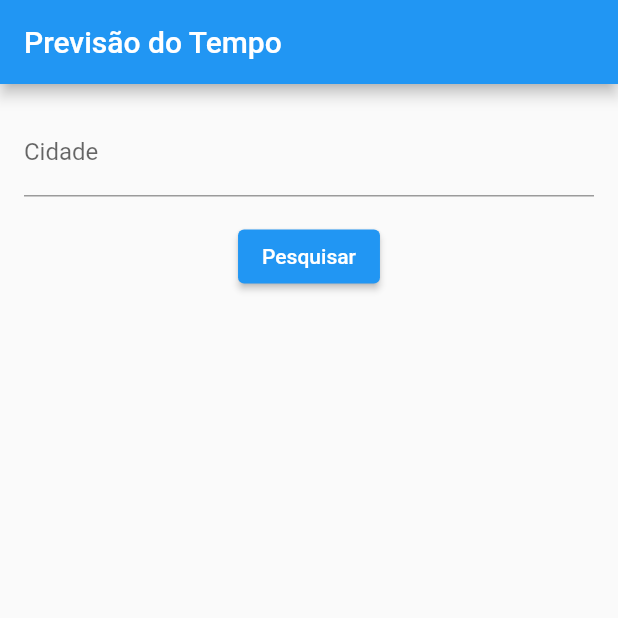
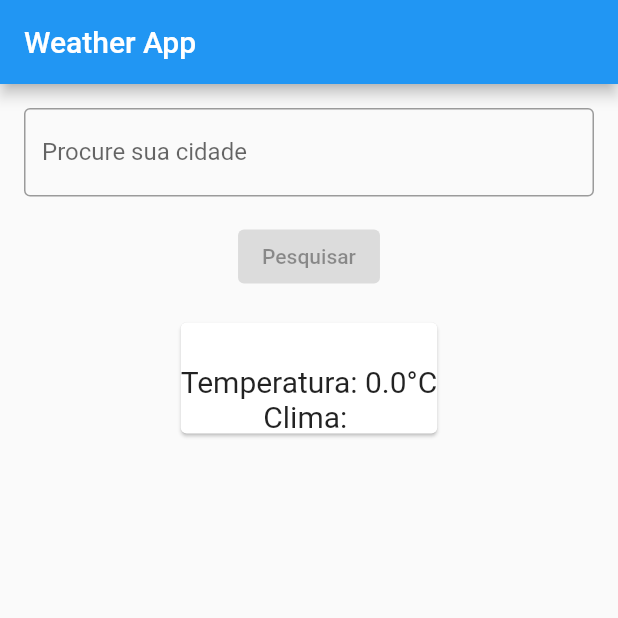
Before and after one commit to caea100/app_clima, a Flutter app: the screen it shows after launch, on a phone screen of 412 x 824 dp, the top half of it. Run offline on Flutter 3.47's test engine with Material 2 defaults, Android fonts, the phone set to English and light mode, and no system bars.

Commit message:
Melhoria do código

```diff
--- a/lib/main.dart
+++ b/lib/main.dart
@@ -1,114 +1,110 @@
 import 'package:flutter/material.dart';
+import 'package:http/http.dart' as http;
 import 'dart:convert';
-import 'package:http/http.dart' as http;
 
 void main() {
-  runApp(MaterialApp(
-    title: 'Previsão do Tempo',
-    home: MyApp(),
-  ));
+  runApp(WeatherApp());
 }
 
-class MyApp extends StatefulWidget {
-  const MyApp({super.key});
-
+class WeatherApp extends StatelessWidget {
   @override
-  _MyAppState createState() => _MyAppState();
+  Widget build(BuildContext context) {
+    return MaterialApp(
+      title: 'Clima App',
+      theme: ThemeData(
+        primarySwatch: Colors.blue,
+      ),
+      home: WeatherScreen(),
+    );
+  }
 }
 
-class _MyAppState extends State<MyApp> {
-  final apiKey = 'b9326cada9feb8c7064e123f8091bbdd';
-  final searchController = TextEditingController();
-  WeatherData? weatherData;
+class WeatherScreen extends StatefulWidget {
+  @override
+  _WeatherScreenState createState() => _WeatherScreenState();
+}
 
-  @override
-  void dispose() {
-    searchController.dispose();
-    super.dispose();
-  }
+class _WeatherScreenState extends State<WeatherScreen> {
+  String _apiKey = "b9326cada9feb8c7064e123f8091bbdd";
+  String _city = "";
+  String _weatherDescription = "";
+  double _temperature = 0.0;
+  String _iconCode = "";
 
-  Future<void> fetchWeatherData(String cityName) async {
-    final url =
-        'https://api.openweathermap.org/data/2.5/weather?q=$cityName&appid=$apiKey&units=metric';
-
-    final response = await http.get(Uri.parse(url));
-
+  Future<void> fetchWeatherData(String city) async {
+    String url =
+        "http://api.openweathermap.org/data/2.5/weather?q=$city&appid=$_apiKey&units=metric";
+    var response = await http.get(Uri.parse(url));
     if (response.statusCode == 200) {
+      var data = jsonDecode(response.body);
       setState(() {
-        weatherData = WeatherData.fromJson(json.decode(response.body));
+        _city = city;
+        _weatherDescription = data["weather"][0]["main"];
+        _temperature = data["main"]["temp"];
+        _iconCode = data["weather"][0]["icon"];
       });
-    } else {
-      throw Exception('Failed to load weather data');
     }
   }
 
-  Widget buildWeatherCard() {
-    if (weatherData == null) {
-      return Container();
-    }
-
-    return Card(
-      child: Column(
-        children: [
-          Text(
-            weatherData!.name,
-            style: TextStyle(fontSize: 24, fontWeight: FontWeight.bold),
-          ),
-          Text(
-            '${weatherData!.temperature.toStringAsFixed(1)}°C',
-            style: TextStyle(fontSize: 48, fontWeight: FontWeight.bold),
-          ),
-          Icon(
-            getWeatherIcon(weatherData!.weatherCondition),
-            size: 64,
-          ),
-          Text(
-            weatherData!.weatherDescription,
-            style: TextStyle(fontSize: 18),
-          ),
-        ],
-      ),
-    );
+  @override
+  void initState() {
+    super.initState();
   }
 
-  IconData getWeatherIcon(String weatherCondition) {
-    switch (weatherCondition) {
-      case 'Clear':
-        return Icons.wb_sunny;
-      case 'Clouds':
-        return Icons.cloud;
-      case 'Rain':
-        return Icons.umbrella;
-      default:
-        return Icons.help;
-    }
+  bool _isButtonEnabled() {
+    return _city.trim().isNotEmpty;
   }
 
   @override
   Widget build(BuildContext context) {
     return Scaffold(
       appBar: AppBar(
-        title: Text('Previsão do Tempo'),
+        title: const Text("Weather App"),
       ),
       body: Padding(
         padding: const EdgeInsets.all(16.0),
         child: Column(
           children: [
             TextField(
-              controller: searchController,
+              onChanged: (value) {
+                setState(() {
+                  _city = value;
+                });
+              },
               decoration: InputDecoration(
-                labelText: 'Cidade',
+                labelText: 'Procure sua cidade',
+                border: OutlineInputBorder(),
               ),
             ),
             SizedBox(height: 16),
             ElevatedButton(
-              onPressed: () {
-                fetchWeatherData(searchController.text);
-              },
+              onPressed: _isButtonEnabled() ? () => fetchWeatherData(_city) : null,
               child: Text('Pesquisar'),
             ),
             SizedBox(height: 16),
-            buildWeatherCard(),
+            Card(
+              child: Column(
+                children: [
+                  if (_iconCode.isNotEmpty)
+                    Image.network(
+                      "http://openweathermap.org/img/w/$_iconCode.png",
+                      height: 100,
+                    ),
+                  Text(
+                    _city,
+                    style: const TextStyle(fontSize: 24, fontWeight: FontWeight.bold),
+                  ),
+                  Text(
+                    "Temperatura: $_temperature°C",
+                    style: const TextStyle(fontSize: 20),
+                  ),
+                  Text(
+                    "Clima: $_weatherDescription",
+                    style: const TextStyle(fontSize: 20),
+                  ),
+                ],
+              ),
+            ),
           ],
         ),
       ),
@@ -116,28 +112,8 @@ class _MyAppState extends State<MyApp> {
   }
 }
 
-class WeatherData {
-  final String name;
-  final double temperature;
-  final String weatherCondition;
-  final String weatherDescription;
 
-  WeatherData({
-    required this.name,
-    required this.temperature,
-    required this.weatherCondition,
-    required this.weatherDescription,
-  });
 
-  factory WeatherData.fromJson(Map<String, dynamic> json) {
-    final weather = json['weather'][0];
-    final main = json['main'];
 
-    return WeatherData(
-      name: json['name'],
-      temperature: main['temp'],
-      weatherCondition: weather['main'],
-      weatherDescription: weather['description'],
-    );
-  }
-}
+
+/**b9326cada9feb8c7064e123f8091bbdd */
```
Also changed, not shown: 6 other files.
